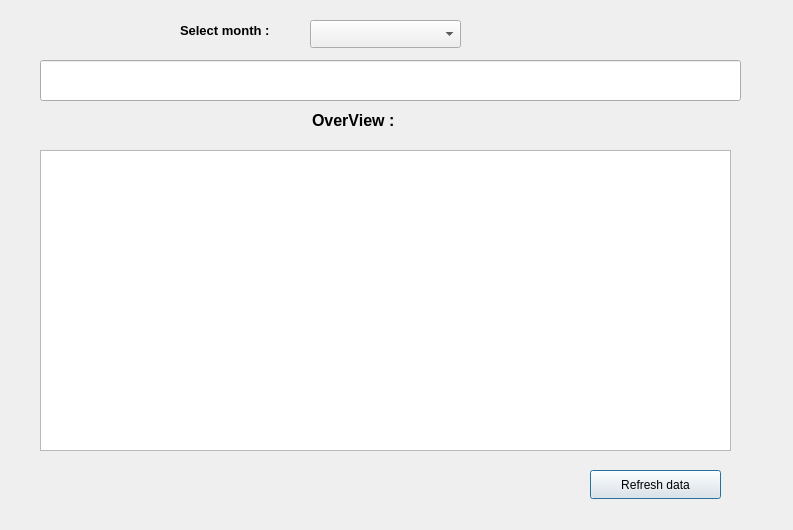
Old version of the form shopdashboard.ui in the repository sahariajf/ExpiryGuard.
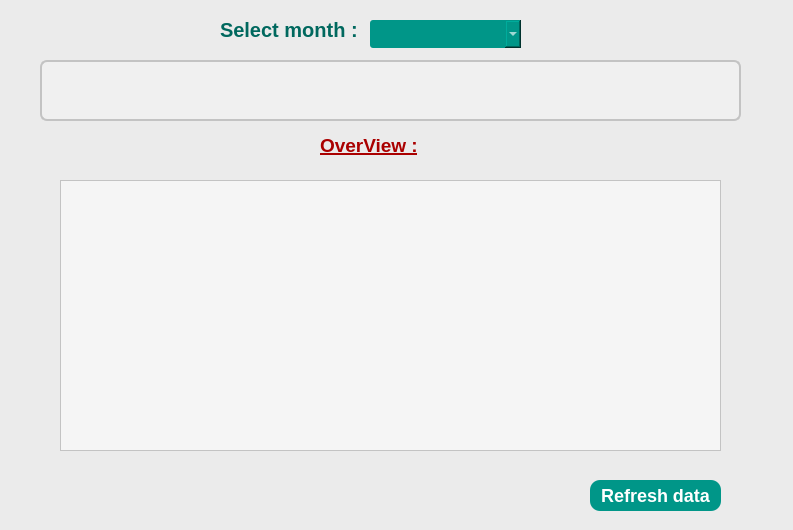
New version of the form.

Commit message: shopdashboard.ui updated with css

Patch:
```diff
--- a/shopdashboard.ui
+++ b/shopdashboard.ui
@@ -16,55 +16,144 @@
   <property name="windowTitle">
    <string>Shop Dashboard</string>
   </property>
+  <property name="styleSheet">
+   <string notr="true">QWidget {
+    background-color: rgb(235, 235, 235); 
+    color: #333; 
+}
+
+
+QHeaderView {
+    background-color: #009688; 
+    color: #ffffff; 
+}
+
+QListView {
+    background-color:rgb(193, 201, 255); 
+    border: 1px solid #ccc; 
+    border-radius: 7px;	
+}
+
+
+QScrollBar:vertical {
+    border: 1px solid #ccc; 
+    background: #f4f4f4;
+    width: 12px; 
+}
+
+QScrollBar::handle:vertical {
+    background: #009688; 
+    min-height: 20px;
+}
+
+QScrollBar::add-line:vertical, 
+QScrollBar::sub-line:vertical {
+    background: none; 
+}</string>
+  </property>
   <widget class="QComboBox" name="selectMonth">
    <property name="geometry">
     <rect>
-     <x>310</x>
+     <x>370</x>
      <y>20</y>
      <width>151</width>
      <height>28</height>
     </rect>
    </property>
-  </widget>
-  <widget class="QLineEdit" name="monthDetails">
-   <property name="geometry">
-    <rect>
-     <x>40</x>
-     <y>60</y>
-     <width>701</width>
-     <height>41</height>
-    </rect>
+   <property name="styleSheet">
+    <string notr="true">QComboBox {
+    background-color: #009688; 
+    color: #ffffff; 
+    border: none; 
+    border-radius: 3px; 
+    padding: 5px; 
+    font-size: 15px; 
+}
+
+</string>
    </property>
   </widget>
   <widget class="QWidget" name="centralWidget" native="true">
    <property name="geometry">
     <rect>
      <x>40</x>
-     <y>140</y>
+     <y>170</y>
      <width>701</width>
-     <height>321</height>
+     <height>301</height>
     </rect>
    </property>
    <widget class="QTableView" name="tableView">
     <property name="geometry">
      <rect>
-      <x>0</x>
+      <x>20</x>
       <y>10</y>
-      <width>691</width>
-      <height>301</height>
+      <width>661</width>
+      <height>271</height>
      </rect>
     </property>
+    <property name="styleSheet">
+     <string notr="true">QTableView {
+    background-color: #f5f5f5;   /* Light gray background */
+    gridline-color: #cccccc;      /* Soft gray gridlines */
+    border: 1px solid #c3c3c3;    /* Table border */
+    selection-background-color: #87cefa;  /* Light blue for selected rows */
+    selection-color: white;       /* Text color for selected rows */
+    text-align: center;           /* Center align the text */
+}
+
+QHeaderView::section {
+    background-color: #333333;    /* Dark header background */
+    color: white;                 /* White text in header */
+    font-weight: bold;            /* Bold header text */
+    padding: 5px;                 /* Add some padding to header */
+    border: none;                 /* No border for header */
+    text-align: center;           /* Center align header text */
+}
+
+QTableView QTableCornerButton::section {
+    background-color: #333333;    /* Dark corner button (matches header) */
+}</string>
+    </property>
+    <property name="editTriggers">
+     <set>QAbstractItemView::NoEditTriggers</set>
+    </property>
+    <property name="gridStyle">
+     <enum>Qt::DashDotLine</enum>
+    </property>
+    <attribute name="horizontalHeaderMinimumSectionSize">
+     <number>43</number>
+    </attribute>
    </widget>
   </widget>
   <widget class="QPushButton" name="pushButton">
    <property name="geometry">
     <rect>
      <x>590</x>
-     <y>470</y>
+     <y>480</y>
      <width>131</width>
-     <height>29</height>
+     <height>31</height>
     </rect>
    </property>
+   <property name="font">
+    <font>
+     <pointsize>-1</pointsize>
+     <bold>true</bold>
+    </font>
+   </property>
+   <property name="styleSheet">
+    <string notr="true">QPushButton {
+    background-color: #009688; 
+    color: #ffffff; 
+    border: none; 
+    border-radius: 10px; 
+    padding: 5px; 
+    font-size: 18px; 
+}
+
+QPushButton:hover {
+    background-color: #00796b; 
+}</string>
+   </property>
    <property name="text">
     <string>Refresh data</string>
    </property>
@@ -72,21 +161,27 @@
   <widget class="QLabel" name="label">
    <property name="geometry">
     <rect>
-     <x>180</x>
+     <x>220</x>
      <y>20</y>
-     <width>121</width>
+     <width>141</width>
      <height>20</height>
     </rect>
    </property>
    <property name="font">
     <font>
-     <pointsize>10</pointsize>
+     <pointsize>-1</pointsize>
      <bold>true</bold>
     </font>
    </property>
    <property name="layoutDirection">
     <enum>Qt::LeftToRight</enum>
    </property>
+   <property name="styleSheet">
+    <string notr="true">QLabel{
+ 	color:rgb(0, 104, 94);
+	font-size:20px;
+}</string>
+   </property>
    <property name="text">
     <string>Select month :</string>
    </property>
@@ -94,22 +189,61 @@
   <widget class="QLabel" name="label_2">
    <property name="geometry">
     <rect>
-     <x>312</x>
-     <y>110</y>
-     <width>111</width>
-     <height>20</height>
+     <x>320</x>
+     <y>130</y>
+     <width>131</width>
+     <height>31</height>
     </rect>
    </property>
    <property name="font">
     <font>
-     <pointsize>12</pointsize>
+     <pointsize>14</pointsize>
      <bold>true</bold>
+     <underline>true</underline>
     </font>
    </property>
+   <property name="styleSheet">
+    <string notr="true">QLabel {
+
+	color: rgb(170, 0, 0);
+}</string>
+   </property>
    <property name="text">
     <string>OverView :</string>
    </property>
   </widget>
+  <widget class="QTextEdit" name="monthDetails">
+   <property name="geometry">
+    <rect>
+     <x>40</x>
+     <y>60</y>
+     <width>701</width>
+     <height>61</height>
+    </rect>
+   </property>
+   <property name="styleSheet">
+    <string notr="true">QTextEdit:focus {
+    border: 2px solid #87cefa;      /* Blue border on focus */
+    background-color: #ffffff;      /* White background on focus */
+}
+
+QScrollBar:vertical {
+    border: 1px solid #ccc; 
+    background: #f4f4f4;
+    width: 8px; 
+}
+
+QTextEdit {
+    background-color: #f0f0f0;      /* Light gray background */
+    border: 2px solid #c3c3c3;      /* Soft gray border */
+    border-radius: 7px;             /* Rounded corners */
+    padding: 5px 10px;              /* Padding inside the line edit */
+    font-size: 16px;                /* Font size */
+    color: #333333;                 /* Text color */
+ font-weight: bold; 
+}</string>
+   </property>
+  </widget>
  </widget>
  <resources/>
  <connections/>
```
The commit also changes 6 other files.
